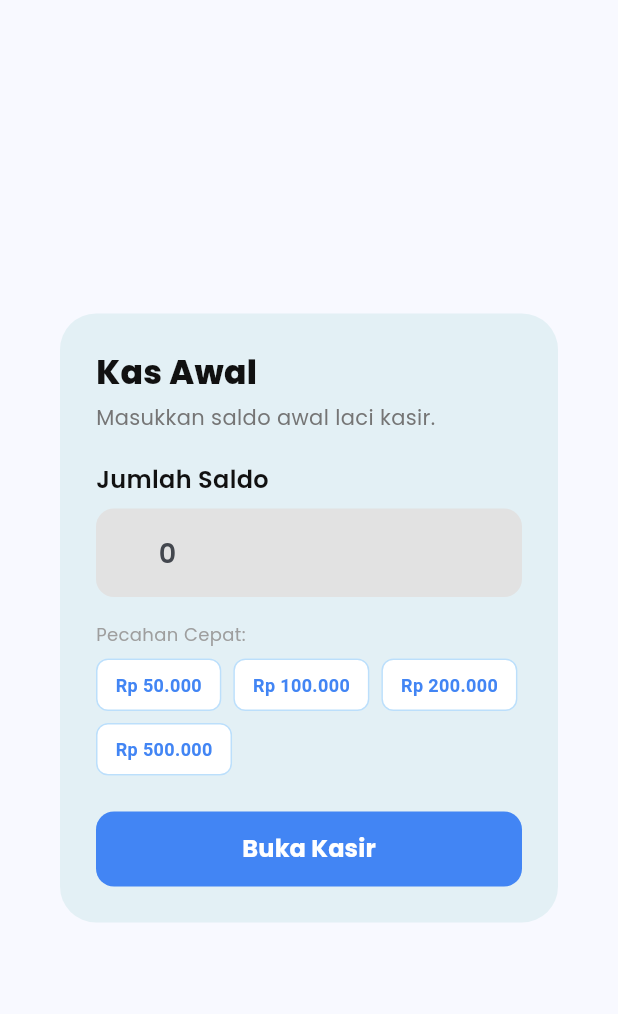
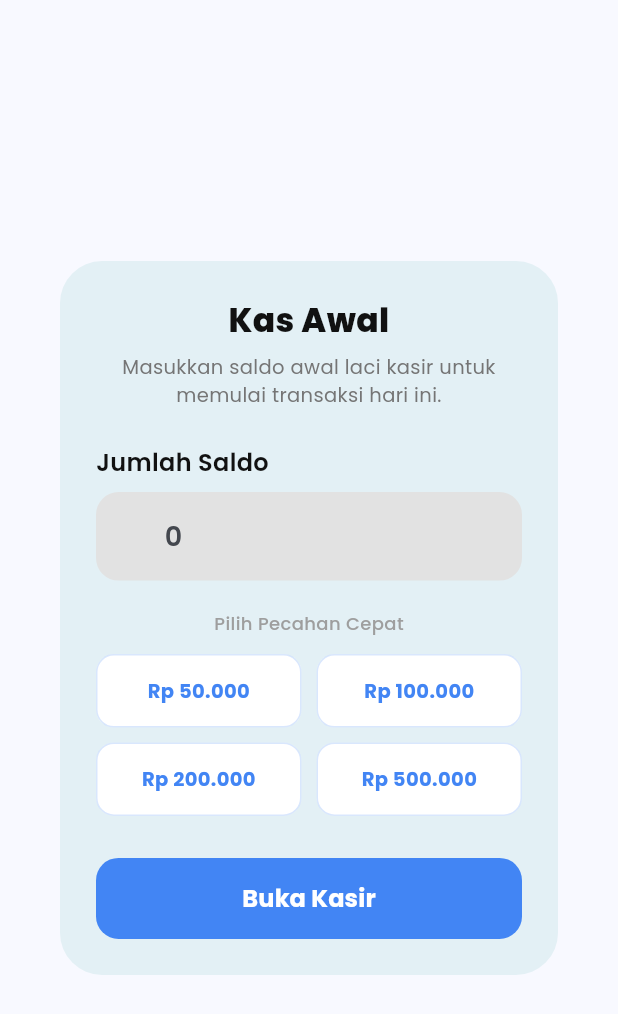
Before and after one commit to Pratama12340/PosMobile, a Flutter app: the CashInitialDialog widget shown alone on an empty page, opened directly, on a phone screen of 412 x 824 dp. Shown: the top 1014 px of the screen. Run offline on Flutter 3.47's test engine with Material 3 defaults, Android fonts, the light colour scheme and no system bars; our stand-ins replace flutter_svg; network calls fail.

Commit message:
new popup cash

```diff
--- a/lib/screens/home_screen.dart
+++ b/lib/screens/home_screen.dart
@@ -2,6 +2,7 @@ import 'package:flutter/material.dart';
 import '../services/api_service.dart';
 import '../widgets/cart_panel.dart';
 import '../widgets/hover_scale.dart';
+import '../widgets/opening_cash_dialog.dart';
 
 class HomeScreen extends StatefulWidget {
   const HomeScreen({super.key});
@@ -28,6 +29,11 @@ class _HomeScreenState extends State<HomeScreen> {
     super.initState();
     _loadDataKategori();
     _loadDataProduk();
+
+    // TAMBAHKAN INI: Panggil popup setelah build selesai
+    WidgetsBinding.instance.addPostFrameCallback((_) {
+      _showOpeningCashDialog();
+    });
   }
 
   // ==========================================
@@ -282,4 +288,12 @@ class _HomeScreenState extends State<HomeScreen> {
       ),
     );
   }
+  // Fungsi untuk memunculkan popup kas awal
+  void _showOpeningCashDialog() {
+    showDialog(
+      context: context,
+      barrierDismissible: false, // User tidak bisa menutup popup tanpa isi data
+      builder: (context) => const CashInitialDialog(),
+    );
+  }
 }
--- a/lib/widgets/opening_cash_dialog.dart
+++ b/lib/widgets/opening_cash_dialog.dart
@@ -1,5 +1,5 @@
 import 'package:flutter/material.dart';
-import 'package:flutter/services.dart'; // Perlu untuk TextInputFormatter
+import 'package:flutter/services.dart';
 import '../style.dart';
 
 class CashInitialDialog extends StatefulWidget {
@@ -15,7 +15,7 @@ class _CashInitialDialogState extends State<CashInitialDialog> {
   // Daftar pecahan cepat yang sering digunakan
   final List<int> _quickAmounts = [50000, 100000, 200000, 500000];
 
-  // Fungsi untuk memformat angka ke ribuan (1.000.000)
+  // Fungsi format titik otomatis
   String _formatNumber(String s) {
     if (s.isEmpty) return "";
     return s.replaceAllMapped(
@@ -25,7 +25,7 @@ class _CashInitialDialogState extends State<CashInitialDialog> {
   @override
   Widget build(BuildContext context) {
     double screenWidth = MediaQuery.of(context).size.width;
-    double dialogWidth = screenWidth > 600 ? 420 : screenWidth * 0.9;
+    double dialogWidth = screenWidth > 600 ? 400 : screenWidth * 0.9;
 
     return Dialog(
       backgroundColor: Colors.transparent,
@@ -35,34 +35,40 @@ class _CashInitialDialogState extends State<CashInitialDialog> {
         padding: const EdgeInsets.all(24),
         decoration: BoxDecoration(
           color: AppStyle.bgLightBlue,
-          borderRadius: BorderRadius.circular(24),
+          borderRadius: BorderRadius.circular(28),
         ),
         child: Column(
           mainAxisSize: MainAxisSize.min,
-          crossAxisAlignment: CrossAxisAlignment.start,
+          // Perubahan: Mengatur Column agar konten di dalamnya bisa di-center
+          crossAxisAlignment: CrossAxisAlignment.center,
           children: [
-            // Judul yang ukurannya sudah disesuaikan (tidak kebesaran)
+            // Judul: Sekarang berada di tengah
             Text(
               "Kas Awal",
+              textAlign: TextAlign.center,
               style: AppStyle.titleText.copyWith(fontSize: 22),
             ),
-            const SizedBox(height: 4),
-            const Text(
-              "Masukkan saldo awal laci kasir.",
-              style: AppStyle.hintText,
+            const SizedBox(height: 6),
+            // Sub-judul: Sekarang berada di tengah
+            Text(
+              "Masukkan saldo awal laci kasir untuk memulai transaksi hari ini.",
+              textAlign: TextAlign.center,
+              style: AppStyle.hintText.copyWith(fontSize: 13),
             ),
-            const SizedBox(height: 20),
+            const SizedBox(height: 24),
 
-            const Text("Jumlah Saldo", style: AppStyle.labelText),
+            // Label input tetap di kiri atau tengah sesuai selera (di sini saya buat kiri agar rapi dengan input)
+            Align(
+              alignment: Alignment.centerLeft,
+              child: Text("Jumlah Saldo", style: AppStyle.labelText),
+            ),
             const SizedBox(height: 8),
 
-            // Input dengan Auto-Formatting Titik
             TextField(
               controller: _cashController,
               keyboardType: TextInputType.number,
               style: AppStyle.labelText.copyWith(fontSize: 18),
               onChanged: (value) {
-                // Hapus titik lama, lalu format ulang
                 String cleanValue = value.replaceAll('.', '');
                 if (cleanValue.isNotEmpty) {
                   String formatted = _formatNumber(cleanValue);
@@ -78,21 +84,31 @@ class _CashInitialDialogState extends State<CashInitialDialog> {
                 prefixText: "Rp ",
                 prefixStyle: AppStyle.labelText,
                 hintText: "0",
+                contentPadding: const EdgeInsets.symmetric(horizontal: 16, vertical: 16),
                 border: OutlineInputBorder(
-                  borderRadius: BorderRadius.circular(12),
+                  borderRadius: BorderRadius.circular(15),
                   borderSide: BorderSide.none,
                 ),
               ),
             ),
 
-            const SizedBox(height: 16),
+            const SizedBox(height: 20),
 
-            // Pilihan Pecahan Cepat
-            const Text("Pecahan Cepat:", style: TextStyle(fontSize: 12, color: Colors.grey, fontFamily: 'Poppins')),
-            const SizedBox(height: 8),
-            Wrap(
-              spacing: 8,
-              runSpacing: 8,
+            // Judul Pecahan Cepat di Tengah
+            const Text(
+              "Pilih Pecahan Cepat",
+              style: TextStyle(fontSize: 12, color: Colors.grey, fontWeight: FontWeight.w500, fontFamily: 'Poppins')
+            ),
+            const SizedBox(height: 12),
+
+            // Grid Pecahan Cepat: Disesuaikan jaraknya agar rapi (2 kolom)
+            GridView.count(
+              shrinkWrap: true,
+              physics: const NeverScrollableScrollPhysics(),
+              crossAxisCount: 2,
+              mainAxisSpacing: 10,
+              crossAxisSpacing: 10,
+              childAspectRatio: 2.8, // Mengatur tinggi-lebar tombol pecahan
               children: _quickAmounts.map((amount) {
                 return InkWell(
                   onTap: () {
@@ -103,32 +119,38 @@ class _CashInitialDialogState extends State<CashInitialDialog> {
                     });
                   },
                   child: Container(
-                    padding: const EdgeInsets.symmetric(horizontal: 12, vertical: 8),
                     decoration: BoxDecoration(
                       color: Colors.white,
-                      borderRadius: BorderRadius.circular(8),
-                      border: Border.all(color: Colors.blue.withOpacity(0.3)),
+                      borderRadius: BorderRadius.circular(12),
+                      border: Border.all(color: const Color(0xFF4285F4).withOpacity(0.2)),
                     ),
-                    child: Text(
-                      "Rp ${_formatNumber(amount.toString())}",
-                      style: const TextStyle(fontSize: 12, fontWeight: FontWeight.w600, color: Color(0xFF4285F4)),
+                    child: Center(
+                      child: Text(
+                        "Rp ${_formatNumber(amount.toString())}",
+                        style: const TextStyle(
+                          fontSize: 13,
+                          fontWeight: FontWeight.bold,
+                          color: Color(0xFF4285F4),
+                          fontFamily: 'Poppins'
+                        ),
+                      ),
                     ),
                   ),
                 );
               }).toList(),
             ),
 
-            const SizedBox(height: 24),
+            const SizedBox(height: 28),
 
             // Tombol Submit
             SizedBox(
               width: double.infinity,
-              height: 50,
+              height: 54,
               child: ElevatedButton(
                 onPressed: () => Navigator.pop(context),
                 style: ElevatedButton.styleFrom(
                   backgroundColor: const Color(0xFF4285F4),
-                  shape: RoundedRectangleBorder(borderRadius: BorderRadius.circular(12)),
+                  shape: RoundedRectangleBorder(borderRadius: BorderRadius.circular(15)),
                   elevation: 0,
                 ),
                 child: Text(
```
